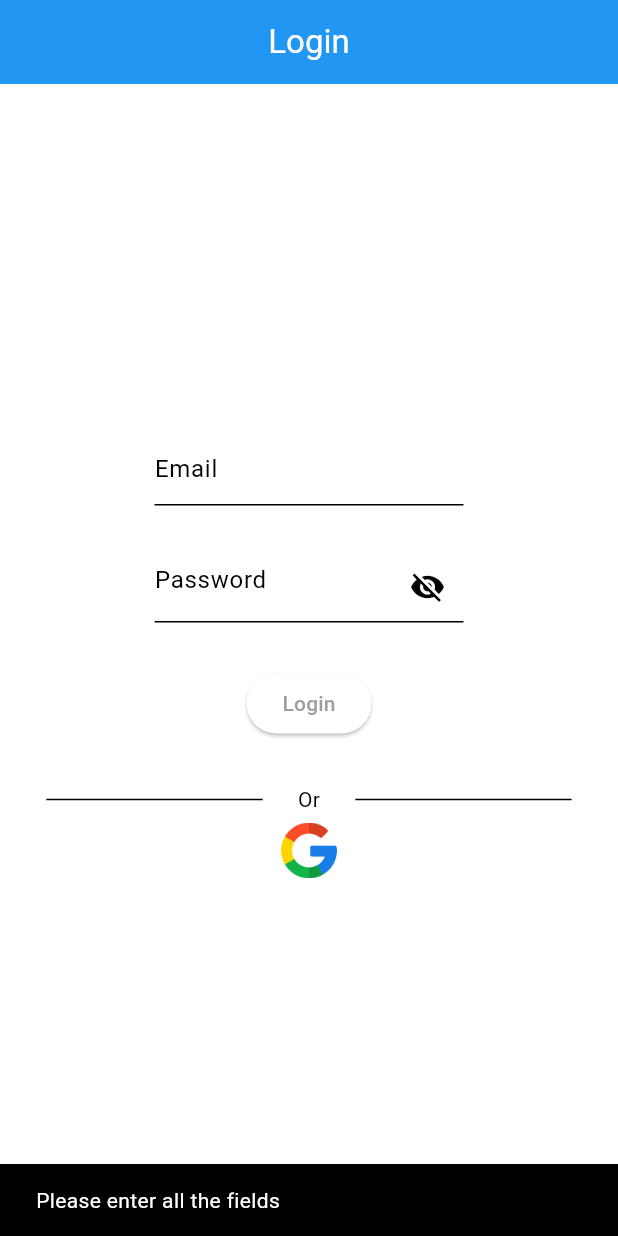
After one commit to kaushallalani/MusicMate, a Flutter app: the screen it shows after launch, after a tap on "Login", on a phone screen of 412 x 824 dp. The commit adds this screen. Run offline on Flutter 3.47's test engine with Material 3 defaults, Android fonts, the light colour scheme and no system bars; our stand-ins replace cloud_firestore, firebase_auth, firebase_core, google_sign_in, shared_preferences; accounts and stored records are empty.

Commit message:
added login functionality

```diff
--- /dev/null
+++ b/lib/components/snackbar.dart
@@ -0,0 +1,6 @@
+import 'package:flutter/material.dart';
+
+showSnackBar(BuildContext context, String text) {
+  return ScaffoldMessenger.of(context)
+      .showSnackBar(SnackBar(content: Text(text)));
+}
--- a/lib/main.dart
+++ b/lib/main.dart
@@ -29,6 +29,7 @@
 //   }
 // }
 
+import 'package:demo/pages/login/index.dart';
 import 'package:demo/themes/dark_mode.dart';
 import 'package:demo/themes/light_mode.dart';
 import 'package:demo/themes/theme_provider.dart';
@@ -36,8 +37,12 @@ import 'package:flutter/material.dart';
 import 'package:provider/provider.dart';
 import 'pages/home/index.dart';
 import 'package:demo/models/playlistProvider.dart';
+import 'package:firebase_auth/firebase_auth.dart';
+import 'package:firebase_core/firebase_core.dart';
 
-void main() {
+void main() async {
+  WidgetsFlutterBinding.ensureInitialized();
+  await Firebase.initializeApp();
   runApp(
     MultiProvider(
       providers: [
@@ -61,7 +66,16 @@ class MyApp extends StatelessWidget {
           debugShowCheckedModeBanner: false,
           title: 'Provider Theme Changer',
           theme: value.darkTheme == false ? lightMode : darkMode,
-          home: const HomePage(),
+          home: StreamBuilder(
+            stream: FirebaseAuth.instance.authStateChanges(),
+            builder: (context, snapshot) {
+              if (snapshot.hasData) {
+                return const HomePage();
+              } else {
+                return const LoginScreen();
+              }
+            },
+          ),
         ),
       ),
     );
--- /dev/null
+++ b/lib/pages/login/index.dart
@@ -0,0 +1,156 @@
+import 'package:demo/components/snackbar.dart';
+import 'package:demo/pages/home/index.dart';
+import 'package:demo/services/authentication.dart';
+import 'package:demo/themes/metrics.dart';
+import 'package:flutter/material.dart';
+
+class LoginScreen extends StatefulWidget {
+  const LoginScreen({Key? key}) : super(key: key);
+
+  @override
+  _LoginScreenState createState() => _LoginScreenState();
+}
+
+class _LoginScreenState extends State<LoginScreen> {
+  final TextEditingController _emailController = TextEditingController();
+  final TextEditingController _passwordController = TextEditingController();
+
+  bool isLoading = false;
+  bool passwordVisible = false;
+
+  @override
+  void dispose() {
+    super.dispose();
+    _emailController.dispose();
+    _passwordController.dispose();
+  }
+
+  void loginUser() async {
+    String res = await AuthServices().loginUser(
+        email: _emailController.text, password: _passwordController.text);
+
+    if (res == "Success") {
+      setState(() {
+        isLoading = true;
+      });
+
+      Navigator.of(context).pushReplacement(
+          MaterialPageRoute(builder: (context) => const HomePage()));
+    } else {
+      setState(() {
+        isLoading = false;
+      });
+
+      showSnackBar(context, res);
+    }
+  }
+
+  void signInWithGoogle() async {
+    String res = await AuthServices().signInWithGoogle();
+    if (res != "Success") {
+      setState(() {
+        isLoading = false;
+      });
+
+      showSnackBar(context, res);
+    } else {
+      setState(() {
+        isLoading == true;
+      });
+
+      if (res == "Success") {
+        Navigator.of(context).pushReplacement(
+            MaterialPageRoute(builder: (context) => const HomePage()));
+      }
+    }
+  }
+
+  @override
+  Widget build(BuildContext context) {
+    return Scaffold(
+      appBar: AppBar(
+        title: const Text(
+          'Login',
+          style: TextStyle(color: Colors.white),
+        ),
+        centerTitle: true,
+        backgroundColor: Colors.blue,
+      ),
+      body: Center(
+        child: Column(
+          mainAxisAlignment: MainAxisAlignment.center,
+          children: [
+            SizedBox(
+              width: MediaQuery.of(context).size.width / 2,
+              child: TextField(
+                controller: _emailController,
+                decoration: const InputDecoration(hintText: 'Email'),
+              ),
+            ),
+            const SizedBox(
+              height: 30.0,
+            ),
+            SizedBox(
+              width: MediaQuery.of(context).size.width / 2,
+              child: TextField(
+                controller: _passwordController,
+                obscureText: passwordVisible ? false : true,
+                decoration: InputDecoration(
+                  suffixIcon: IconButton(
+                    icon: Icon(passwordVisible
+                        ? Icons.visibility
+                        : Icons.visibility_off),
+                    onPressed: () {
+                      setState(() {
+                        passwordVisible = !passwordVisible;
+                      });
+                    },
+                  ),
+                  hintText: 'Password',
+                ),
+              ),
+            ),
+            const SizedBox(
+              height: 30.0,
+            ),
+            ElevatedButton(
+              onPressed: loginUser,
+              child: const Text('Login'),
+            ),
+            const SizedBox(
+              height: 30.0,
+            ),
+            Row(
+              mainAxisAlignment: MainAxisAlignment.center,
+              children: [
+                Container(
+                  child: Divider(),
+                  width: Metrics.width(context) * 0.35,
+                ),
+                Container(
+                  child: Center(child: Text("Or")),
+                  width: Metrics.width(context) * 0.15,
+                ),
+                Container(
+                  child: Divider(),
+                  width: Metrics.width(context) * 0.35,
+                ),
+              ],
+            ),
+            Center(
+              child: MaterialButton(
+                onPressed: signInWithGoogle,
+                child: Image.asset(
+                  'assets/images/google.png',
+                  fit: BoxFit.contain,
+                  width: Metrics.width(context) * 0.09,
+                ),
+                minWidth: Metrics.width(context) * 0.07,
+              ),
+            )
+          ],
+        ),
+      ),
+    );
+  }
+}
--- /dev/null
+++ b/lib/services/authentication.dart
@@ -0,0 +1,62 @@
+import 'package:cloud_firestore/cloud_firestore.dart';
+import 'package:firebase_auth/firebase_auth.dart';
+import 'package:google_sign_in/google_sign_in.dart';
+
+class AuthServices {
+  final FirebaseFirestore _firestore = FirebaseFirestore.instance;
+
+  // for authentication
+  final FirebaseAuth _auth = FirebaseAuth.instance;
+  final googleSignIn = GoogleSignIn();
+  Future<String> loginUser(
+      {required String email, required String password}) async {
+    String res = "Some error Ocurred";
+    try {
+      if (email.isNotEmpty || password.isNotEmpty) {
+        await _auth.signInWithEmailAndPassword(
+            email: email, password: password);
+        res = "Success";
+      } else {
+        res = "Please enter all the fields";
+      }
+    } catch (e) {
+      return e.toString();
+    }
+    return res;
+  }
+
+  Future<dynamic> signInWithGoogle() async {
+    String res = "Some error Ocurred";
+    try {
+      final GoogleSignInAccount? googleUser = await GoogleSignIn().signIn();
+      if (googleUser != null) {
+        final GoogleSignInAuthentication? googleAuth =
+            await googleUser.authentication;
+        final credential = GoogleAuthProvider.credential(
+          accessToken: googleAuth?.accessToken,
+          idToken: googleAuth?.idToken,
+        );
+        var response = await _auth.signInWithCredential(credential);
+        print("RESPONSEEE $response");
+        if (response.additionalUserInfo!.isNewUser) {
+          res = "user not exist";
+          await GoogleSignIn().signOut();
+          await _auth.currentUser?.delete();
+          // await signOut();
+        } else {
+          res = "Success";
+        }
+      }
+    } catch (e) {
+      return e.toString();
+    }
+    return res;
+  }
+
+  signOut() async {
+    if (_auth.currentUser?.providerData[0].providerId == 'google.com') {
+      await GoogleSignIn().signOut();
+    }
+    await _auth.signOut();
+  }
+}
--- /dev/null
+++ b/lib/themes/metrics.dart
@@ -0,0 +1,56 @@
+import 'dart:io';
+import 'package:flutter/material.dart';
+
+class Metrics {
+  Metrics._();
+  static double width(BuildContext context) {
+    return MediaQuery.of(context).size.width;
+  }
+
+  static double height(BuildContext context) {
+    return MediaQuery.of(context).size.height;
+  }
+
+  static const double marginHorizontal = 10.0;
+  static const double marginVertical = 10.0;
+  static const double section = 25.0;
+  static const double baseMargin = 10.0;
+  static const double doubleBaseMargin = 20.0;
+  static const double extraSmallMargin = 3.0;
+  static const double smallMargin = 5.0;
+  static const double doubleSection = 50.0;
+  static const double horizontalLineHeight = 1.0;
+  static const double semiBaseMargin = 15.0;
+
+  static double screenWidth(BuildContext context) {
+    final size = MediaQuery.of(context).size;
+    return size.width < size.height ? size.width : size.height;
+  }
+
+  static double screenHeight(BuildContext context) {
+    final size = MediaQuery.of(context).size;
+    return size.width < size.height ? size.height : size.width;
+  }
+
+  static double navBarHeight(BuildContext context) {
+    return Platform.isIOS ? 64.0 : 54.0;
+  }
+
+  static const double buttonRadius = 4.0;
+  static const double borderRadius = 5.0;
+
+  static const icons = {
+    'tiny': 15.0,
+    'small': 20.0,
+    'medium': 30.0,
+    'large': 45.0,
+    'xl': 50.0,
+  };
+
+  static const images = {
+    'small': 20.0,
+    'medium': 40.0,
+    'large': 60.0,
+    'logo': 200.0
+  };
+}
--- a/pubspec.yaml
+++ b/pubspec.yaml
@@ -37,6 +37,11 @@ dependencies:
   cupertino_icons: ^1.0.6
   provider: ^6.1.2
   shared_preferences: ^2.2.3
+  firebase_core: ^2.32.0
+  cloud_firestore: ^4.17.5
+  firebase_auth: ^4.20.0
+  flutter_screenutil: ^5.9.3
+  google_sign_in: ^6.2.1
 
 dev_dependencies:
   flutter_test:
```
Also changed, not shown: lib/components/myDrawer.dart (+13 -0 lines), assets/images/google.png (added), 5 other files.
